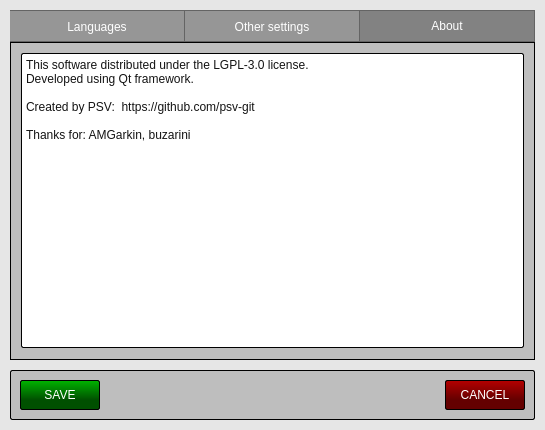
The window that src/Forms/SettingsWindow.ui (psv-git/BDOLang) describes before a commit, drawn with Qt 5.
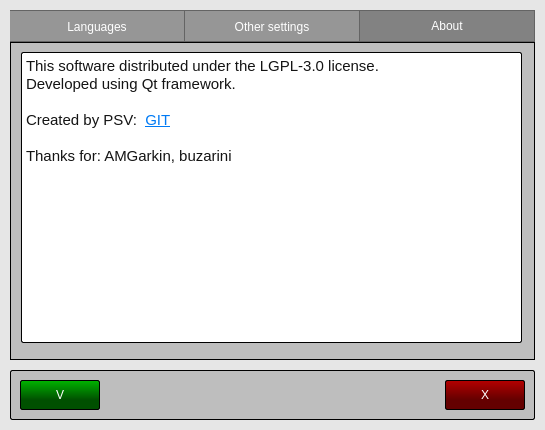
The same window after the commit. The open tabs and pages were chosen to show the change. Icons and pictures are not drawn. Custom widgets are drawn as their Qt base class.

```diff
--- a/src/Forms/SettingsWindow.ui
+++ b/src/Forms/SettingsWindow.ui
@@ -110,7 +110,7 @@
 </string>
     </property>
     <property name="text">
-     <string>CANCEL</string>
+     <string>X</string>
     </property>
    </widget>
    <widget class="QPushButton" name="saveButton">
@@ -149,7 +149,7 @@
 </string>
     </property>
     <property name="text">
-     <string>SAVE</string>
+     <string>V</string>
     </property>
    </widget>
   </widget>
@@ -719,17 +719,17 @@
     <attribute name="title">
      <string>About</string>
     </attribute>
-    <widget class="QPlainTextEdit" name="aboutEdit">
+    <widget class="CustomTextEdit" name="aboutEdit">
      <property name="geometry">
       <rect>
        <x>10</x>
-       <y>10</y>
-       <width>503</width>
-       <height>295</height>
+       <y>9</y>
+       <width>501</width>
+       <height>291</height>
       </rect>
      </property>
      <property name="styleSheet">
-      <string notr="true">QPlainTextEdit {
+      <string notr="true">QTextEdit {
 	font: 75 11pt &quot;Liberation Sans&quot;;
 	color: rgb(20, 20, 20);
 
@@ -741,9 +741,6 @@
 }
 </string>
      </property>
-     <property name="frameShadow">
-      <enum>QFrame::Sunken</enum>
-     </property>
      <property name="lineWidth">
       <number>5</number>
      </property>
@@ -756,22 +753,32 @@
      <property name="horizontalScrollBarPolicy">
       <enum>Qt::ScrollBarAlwaysOff</enum>
      </property>
+     <property name="sizeAdjustPolicy">
+      <enum>QAbstractScrollArea::AdjustToContents</enum>
+     </property>
+     <property name="undoRedoEnabled">
+      <bool>false</bool>
+     </property>
      <property name="readOnly">
       <bool>true</bool>
      </property>
-     <property name="plainText">
-      <string>This software distributed under the LGPL-3.0 license.
-Developed using Qt framework.
-
-Created by PSV:  https://github.com/psv-git
-
-Thanks for: AMGarkin, buzarini</string>
+     <property name="html">
+      <string>&lt;!DOCTYPE HTML PUBLIC &quot;-//W3C//DTD HTML 4.0//EN&quot; &quot;http://www.w3.org/TR/REC-html40/strict.dtd&quot;&gt;
+&lt;html&gt;&lt;head&gt;&lt;meta name=&quot;qrichtext&quot; content=&quot;1&quot; /&gt;&lt;style type=&quot;text/css&quot;&gt;
+p, li { white-space: pre-wrap; }
+&lt;/style&gt;&lt;/head&gt;&lt;body style=&quot; font-family:'Liberation Sans'; font-size:11pt; font-weight:72; font-style:normal;&quot;&gt;
+&lt;p style=&quot; margin-top:0px; margin-bottom:0px; margin-left:0px; margin-right:0px; -qt-block-indent:0; text-indent:0px;&quot;&gt;&lt;span style=&quot; font-family:'MS Shell Dlg 2'; font-weight:400;&quot;&gt;This software distributed under the LGPL-3.0 license.&lt;/span&gt;&lt;/p&gt;
+&lt;p style=&quot; margin-top:0px; margin-bottom:0px; margin-left:0px; margin-right:0px; -qt-block-indent:0; text-indent:0px;&quot;&gt;&lt;span style=&quot; font-family:'MS Shell Dlg 2'; font-weight:400;&quot;&gt;Developed using Qt framework.&lt;/span&gt;&lt;/p&gt;
+&lt;p style=&quot;-qt-paragraph-type:empty; margin-top:0px; margin-bottom:0px; margin-left:0px; margin-right:0px; -qt-block-indent:0; text-indent:0px; font-family:'MS Shell Dlg 2'; font-weight:400;&quot;&gt;&lt;br /&gt;&lt;/p&gt;
+&lt;p style=&quot; margin-top:0px; margin-bottom:0px; margin-left:0px; margin-right:0px; -qt-block-indent:0; text-indent:0px;&quot;&gt;&lt;span style=&quot; font-family:'MS Shell Dlg 2'; font-weight:400;&quot;&gt;Created by PSV:  &lt;/span&gt;&lt;a href=&quot;https://github.com/psv-git&quot;&gt;&lt;span style=&quot; font-family:'MS Shell Dlg 2'; font-weight:400; text-decoration: underline; color:#007af4;&quot;&gt;GIT&lt;/span&gt;&lt;/a&gt;&lt;/p&gt;
+&lt;p style=&quot;-qt-paragraph-type:empty; margin-top:0px; margin-bottom:0px; margin-left:0px; margin-right:0px; -qt-block-indent:0; text-indent:0px; font-family:'MS Shell Dlg 2'; font-weight:400;&quot;&gt;&lt;br /&gt;&lt;/p&gt;
+&lt;p style=&quot; margin-top:0px; margin-bottom:0px; margin-left:0px; margin-right:0px; -qt-block-indent:0; text-indent:0px;&quot;&gt;&lt;span style=&quot; font-family:'MS Shell Dlg 2'; font-weight:400;&quot;&gt;Thanks for: AMGarkin, buzarini&lt;/span&gt;&lt;/p&gt;&lt;/body&gt;&lt;/html&gt;</string>
+     </property>
+     <property name="cursorWidth">
+      <number>1</number>
      </property>
      <property name="textInteractionFlags">
-      <set>Qt::LinksAccessibleByKeyboard|Qt::LinksAccessibleByMouse|Qt::TextBrowserInteraction|Qt::TextSelectableByKeyboard|Qt::TextSelectableByMouse</set>
-     </property>
-     <property name="backgroundVisible">
-      <bool>false</bool>
+      <set>Qt::LinksAccessibleByMouse</set>
      </property>
     </widget>
    </widget>
@@ -783,6 +790,11 @@
    <extends>QComboBox</extends>
    <header>CustomComboBox.hpp</header>
   </customwidget>
+  <customwidget>
+   <class>CustomTextEdit</class>
+   <extends>QTextEdit</extends>
+   <header>CustomTextEdit.hpp</header>
+  </customwidget>
  </customwidgets>
  <tabstops>
   <tabstop>compressingBox</tabstop>
```
Left out of the diff: 2 changed lines with no effect on the pictures.
